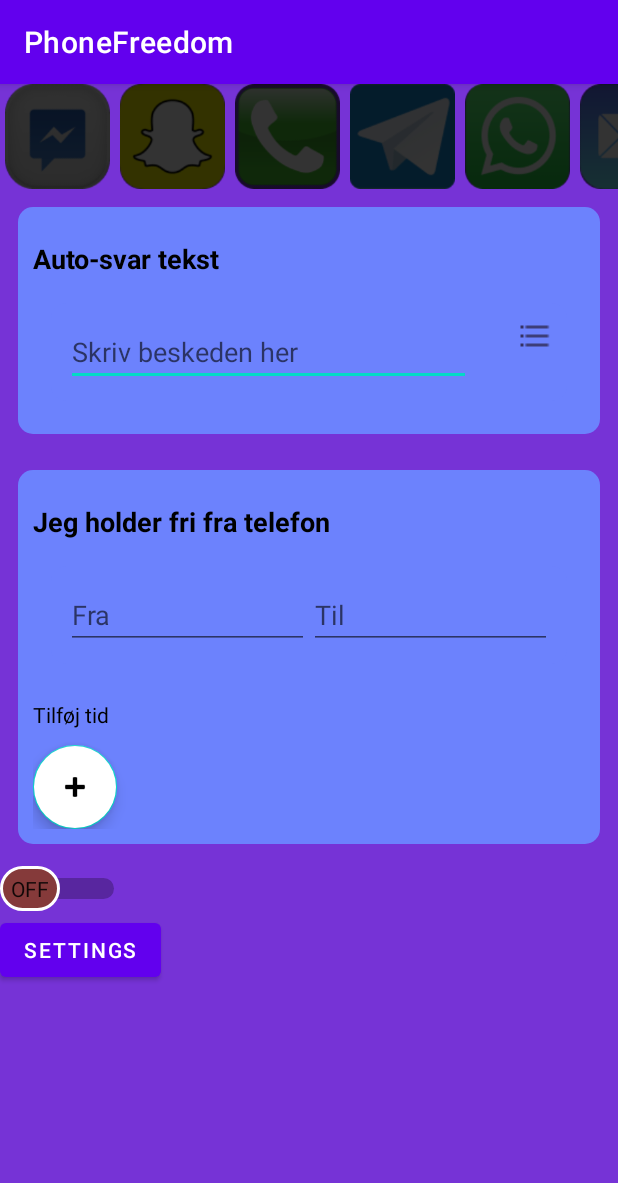
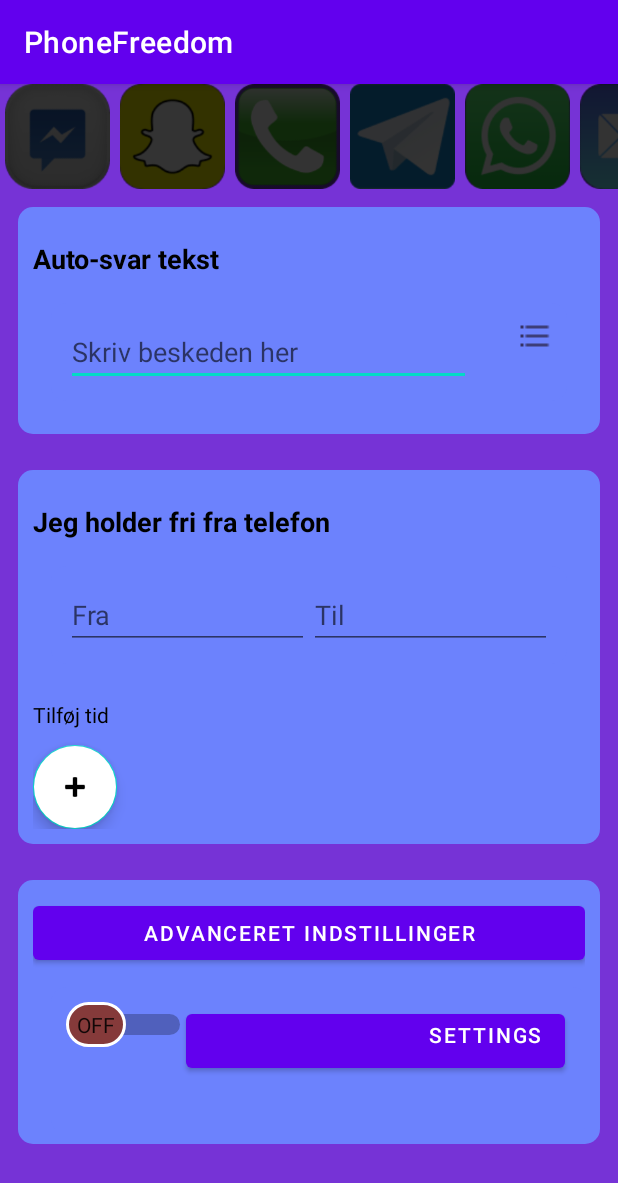
Before and after one commit to digitalbangash1/PhoneFreedom, an Android app: the screen it shows after launch (MainActivity), on a phone screen of 412 x 824 dp. Shown: the top 1183 px of the screen. Run offline under Robolectric (Android 15) with nearby library versions, the phone set to English and light mode, and no system bars.

Commit message:
master branch commit.

```diff
--- a/app/src/main/res/layout/activity_language.xml
+++ b/app/src/main/res/layout/activity_language.xml
@@ -4,6 +4,7 @@
     xmlns:tools="http://schemas.android.com/tools"
     android:layout_width="match_parent"
     android:layout_height="match_parent"
+
     tools:context=".LanguageActivity">
 
     <Spinner
--- a/app/src/main/res/layout/activity_main.xml
+++ b/app/src/main/res/layout/activity_main.xml
@@ -10,26 +10,33 @@
     tools:viewBindingIgnore="false">
 
 
-    <HorizontalScrollView android:layout_width="fill_parent"
+    <HorizontalScrollView
+        android:layout_width="fill_parent"
         android:layout_height="wrap_content">
-    <LinearLayout android:orientation="horizontal"
-        android:layout_width="wrap_content" android:layout_height="wrap_content">
+
+        <LinearLayout
+            android:layout_width="wrap_content"
+            android:layout_height="wrap_content"
+            android:orientation="horizontal">
 
             <ImageButton
                 android:id="@+id/messengerButton"
                 style="@style/availableAppsItem"
                 android:layout_marginHorizontal="3dp"
                 android:background="@drawable/messenger" />
+
             <ImageButton
                 android:id="@+id/SnapchatButton"
                 style="@style/availableAppsItem"
                 android:layout_marginHorizontal="3dp"
                 android:background="@drawable/snapchat" />
+
             <ImageButton
                 android:id="@+id/CallButton"
                 style="@style/availableAppsItem"
                 android:layout_marginHorizontal="3dp"
                 android:background="@drawable/call" />
+
             <ImageButton
                 android:id="@+id/TelegramButton"
                 style="@style/availableAppsItem"
@@ -40,17 +47,20 @@
                 android:id="@+id/whatsappButton"
                 style="@style/availableAppsItem"
                 android:layout_marginHorizontal="3dp"
-            android:background="@drawable/whatsapp"/>
+                android:background="@drawable/whatsapp" />
+
             <ImageButton
                 android:id="@+id/EmailButton"
                 style="@style/availableAppsItem"
                 android:layout_marginHorizontal="3dp"
                 android:background="@drawable/email" />
+
             <ImageButton
                 android:id="@+id/InstagramButton"
                 style="@style/availableAppsItem"
                 android:layout_marginHorizontal="3dp"
                 android:background="@drawable/instagram" />
+
             <ImageButton
                 android:id="@+id/MessageButton"
                 style="@style/availableAppsItem"
@@ -59,9 +69,13 @@
         </LinearLayout>
     </HorizontalScrollView>
 
-    <LinearLayout android:orientation="vertical" android:layout_margin="12dip"
-        android:layout_width="fill_parent" android:layout_height="wrap_content"
-        android:background="@drawable/borders">
+    <LinearLayout
+        android:layout_width="fill_parent"
+        android:layout_height="wrap_content"
+        android:layout_margin="12dip"
+        android:background="@drawable/borders"
+        android:orientation="vertical">
+
         <TextView
             android:id="@+id/textViewAutoText"
             android:layout_width="178dp"
@@ -70,25 +84,30 @@
             android:text="@string/autosvar"
             android:textColor="#000000"
             android:textSize="18sp"
-            android:textStyle="bold"
-            />
-        <LinearLayout android:orientation="horizontal" android:layout_margin="12dip"
-            android:layout_width="fill_parent" android:layout_height="wrap_content"
-            android:background="@drawable/borders">
+            android:textStyle="bold" />
+
+        <LinearLayout
+            android:layout_width="fill_parent"
+            android:layout_height="wrap_content"
+            android:layout_margin="12dip"
+            android:background="@drawable/borders"
+            android:orientation="horizontal">
+
             <EditText
                 android:id="@+id/editTextAutoText"
                 android:layout_width="wrap_content"
                 android:layout_height="wrap_content"
+                android:layout_weight="1"
                 android:ems="10"
-                android:layout_weight="1"
+                android:hint="@string/write_msg"
                 android:inputType="textPersonName"
-                android:text=""
-                android:hint="@string/write_msg"/>
+                android:text="" />
+
             <ImageButton
                 android:id="@+id/buttonSelectPredefinedMessage"
-                android:layout_marginLeft="30dip"
                 android:layout_width="wrap_content"
                 android:layout_height="wrap_content"
+                android:layout_marginLeft="30dip"
                 android:background="@drawable/history" />
         </LinearLayout>
     </LinearLayout>
@@ -166,11 +185,33 @@
 
     </LinearLayout>
 
+    <LinearLayout
+        android:layout_width="fill_parent"
+        android:layout_height="176dp"
+        android:layout_margin="12dip"
+        android:background="@drawable/borders"
+        android:orientation="vertical">
+
+        <Button
+            android:layout_width="fill_parent"
+            android:layout_height="wrap_content"
+            android:layout_marginTop="1dp"
+            android:text="Advanceret Indstillinger" />
+
+
+        <LinearLayout
+            android:layout_width="358dp"
+            android:layout_height="98dp"
+            android:layout_margin="12dip"
+            android:background="@drawable/borders"
+            android:orientation="horizontal">
+
+
             <Switch
                 android:id="@+id/SwitchOnOff"
                 android:layout_width="wrap_content"
                 android:layout_height="wrap_content"
-        android:gravity="center"
+                android:gravity="end"
                 android:showText="true"
                 android:textOff="OFF"
                 android:textOn="ON"
@@ -185,13 +226,19 @@
                 android:id="@+id/toSettings"
                 android:layout_width="wrap_content"
                 android:layout_height="wrap_content"
+                android:layout_marginRight="5dp"
+                android:layout_marginBottom="2dp"
+                android:layout_weight="1"
+                android:gravity="end"
                 android:text="@string/settings" />
 
-    <FrameLayout
-        android:id="@+id/fragment_menu"
-        android:layout_width="213dp"
-        android:layout_height="18dp"
-        android:layout_weight="0.1" />
+        </LinearLayout>
 
+        <!--    <FrameLayout-->
+        <!--        android:id="@+id/fragment_menu"-->
+        <!--        android:layout_width="213dp"-->
+        <!--        android:layout_height="18dp"-->
+        <!--        android:layout_weight="0.1" />-->
 
     </LinearLayout>
+</LinearLayout>
```
Lines whose indentation alone changed are shown as unchanged.
